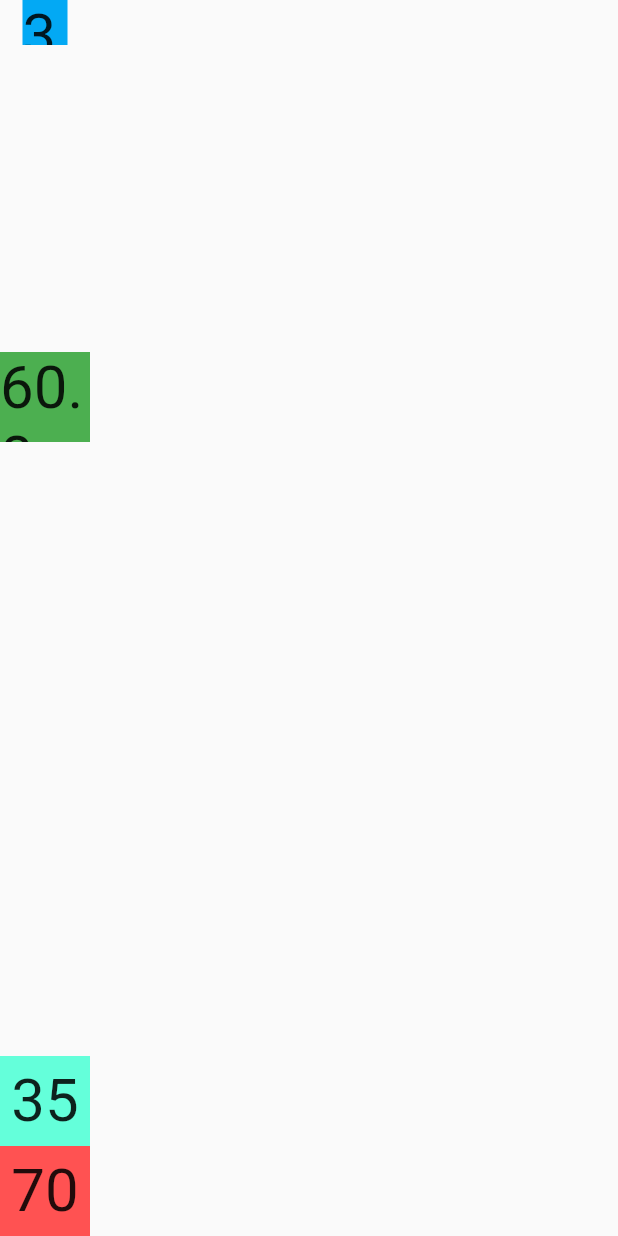
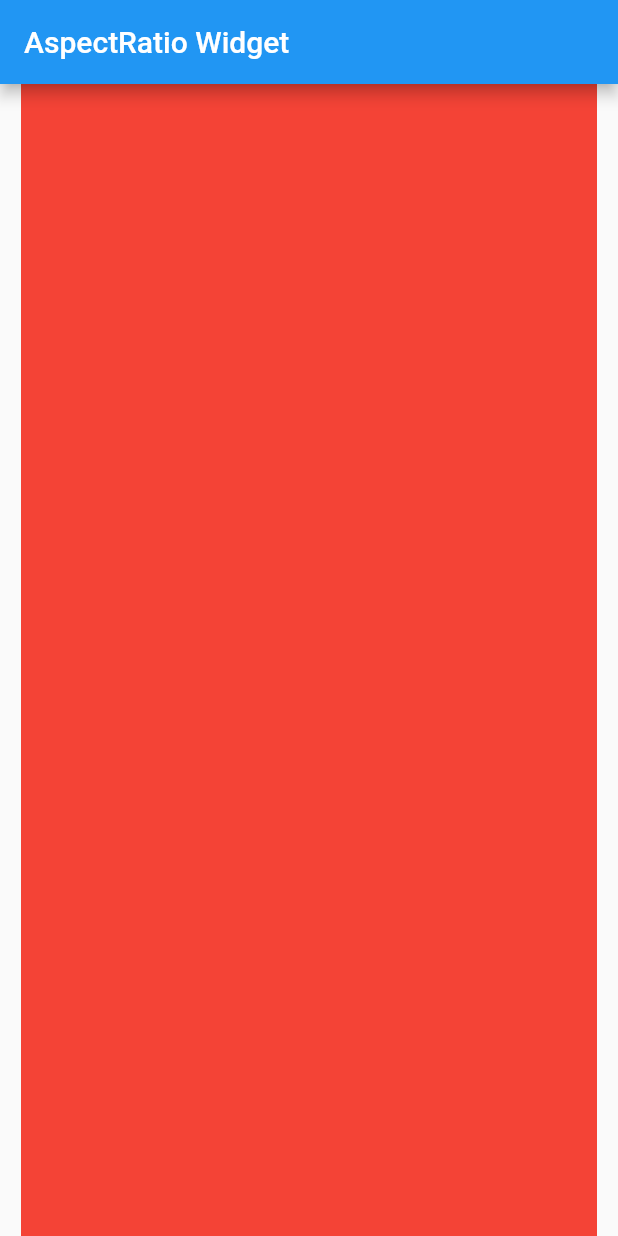
Before and after one commit to parthmehta1990/FlutterWidgetExample, a Flutter app: the screen it shows after launch, on a phone screen of 412 x 824 dp. Run offline on Flutter 3.47's test engine with Material 2 defaults, Android fonts, the phone set to English and light mode, and no system bars.

Commit message:
+Aspect Ratio widget Example done +Note Added

```diff
--- /dev/null
+++ b/lib/AspectRatioEx/AspectRatioEx.dart
@@ -0,0 +1,22 @@
+import 'package:flutter/material.dart';
+
+class AspectRatioEx extends StatelessWidget {
+  @override
+  Widget build(BuildContext context) {
+    return Scaffold(
+      appBar: AppBar(title: Text("AspectRatio Widget")),
+      body: Center(
+        child: AspectRatio(
+          aspectRatio: 0.5,
+          child: Container(height: 50.0, width: 40.0, color: Colors.red),
+        ),
+      ),
+    );
+  }
+}
+
+/*
+* NOTE:
+* Width and height ration should be less than aspect ration otherwise it will be calculated and applied
+*
+* */
--- a/lib/main.dart
+++ b/lib/main.dart
@@ -11,6 +11,7 @@ import 'package:flutter_widget_app/SpacerEx/SpacerEx.dart';
 import 'package:flutter_widget_app/Tooltip/ToolTipWidget.dart';
 import 'package:flutter_widget_app/WrapWidget.dart';
 
+import 'AspectRatioEx/AspectRatioEx.dart';
 import 'BottomNavigationWidget/BottomNavigation.dart';
 import 'ClipRect/ClipReacWidget.dart';
 import 'FlexibleEx/FliexibleEx.dart';
@@ -33,7 +34,8 @@ class MyApp extends StatelessWidget {
       theme: ThemeData(
         primarySwatch: Colors.blue,
       ),
-      home:SpacerEx()
+      home:AspectRatioEx()
+      //SpacerEx()
       //FlexibleEx()
       //SizedBoxWidgetEx()
       //PositionWidgetEx()
```
